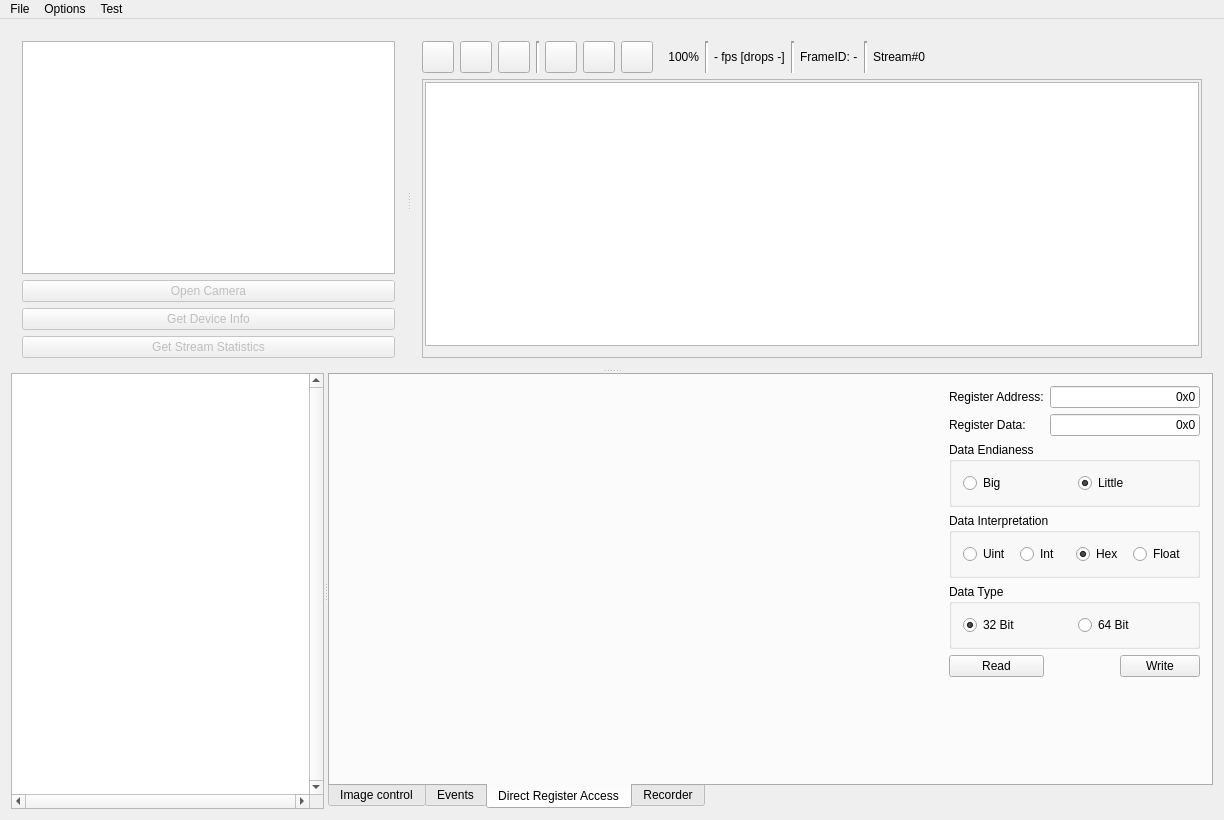
The window that Source/res/v4l2test.ui (alliedvision/V4L2Viewer) describes before a commit, drawn with Qt 5.
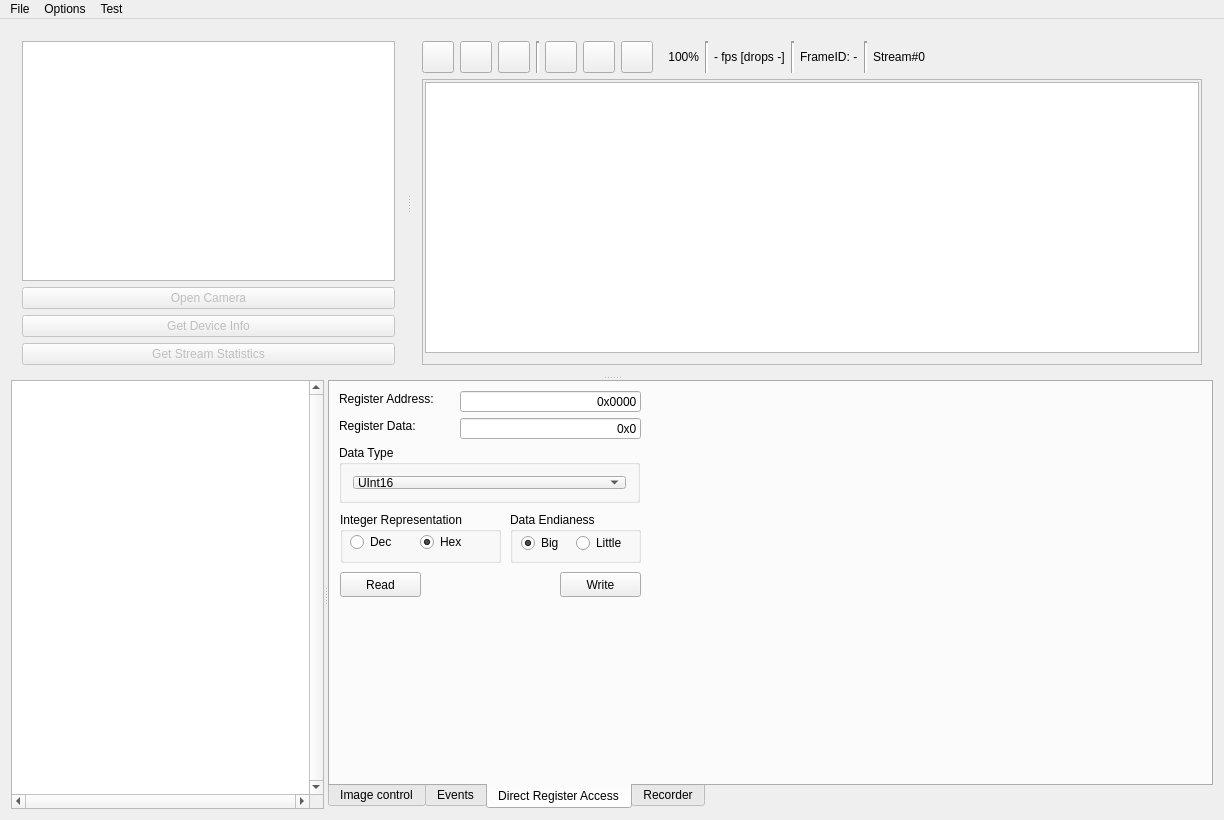
The same window after the commit. The open tabs and pages were chosen to show the change. Icons and pictures are not drawn.

Commit message: Fixed CSIGENERAL-1076: Direct register access. Extended Get Camera Info with: DeviceFirmware and Device Seriel Number

The edit to the form file:
```diff
--- a/Source/res/v4l2test.ui
+++ b/Source/res/v4l2test.ui
@@ -454,8 +454,8 @@
              <rect>
               <x>0</x>
               <y>0</y>
-              <width>834</width>
-              <height>290</height>
+              <width>825</width>
+              <height>286</height>
              </rect>
             </property>
             <layout class="QHBoxLayout" name="horizontalLayout_4">
@@ -1556,46 +1556,57 @@
          <attribute name="title">
           <string>Direct Register Access</string>
          </attribute>
-         <layout class="QGridLayout" name="gridLayout" columnstretch="0,0,0,0">
-          <item row="0" column="1">
            <widget class="QLabel" name="label_2">
+          <property name="geometry">
+           <rect>
+            <x>9</x>
+            <y>9</y>
+            <width>105</width>
+            <height>16</height>
+           </rect>
+          </property>
             <property name="text">
              <string>Register Address:</string>
             </property>
            </widget>
-          </item>
-          <item row="1" column="0">
-           <spacer name="horizontalSpacer_3">
-            <property name="orientation">
-             <enum>Qt::Horizontal</enum>
-            </property>
-            <property name="sizeHint" stdset="0">
-             <size>
-              <width>40</width>
-              <height>20</height>
-             </size>
-            </property>
-           </spacer>
-          </item>
-          <item row="1" column="1">
            <widget class="QLabel" name="label_3">
+          <property name="geometry">
+           <rect>
+            <x>9</x>
+            <y>36</y>
+            <width>86</width>
+            <height>16</height>
+           </rect>
+          </property>
             <property name="text">
              <string>Register Data:</string>
             </property>
            </widget>
-          </item>
-          <item row="0" column="2" colspan="2">
            <widget class="QLineEdit" name="m_DirectRegisterAccessAddressLineEdit">
+          <property name="geometry">
+           <rect>
+            <x>130</x>
+            <y>9</y>
+            <width>181</width>
+            <height>21</height>
+           </rect>
+          </property>
             <property name="text">
-             <string>0x0</string>
+           <string>0x0000</string>
             </property>
             <property name="alignment">
              <set>Qt::AlignRight|Qt::AlignTrailing|Qt::AlignVCenter</set>
             </property>
            </widget>
-          </item>
-          <item row="1" column="2" colspan="2">
            <widget class="QLineEdit" name="m_DirectRegisterAccessDataLineEdit">
+          <property name="geometry">
+           <rect>
+            <x>130</x>
+            <y>36</y>
+            <width>181</width>
+            <height>21</height>
+           </rect>
+          </property>
             <property name="minimumSize">
              <size>
               <width>150</width>
@@ -1609,130 +1620,192 @@
              <set>Qt::AlignRight|Qt::AlignTrailing|Qt::AlignVCenter</set>
             </property>
            </widget>
-          </item>
-          <item row="6" column="3">
-           <spacer name="verticalSpacer">
-            <property name="orientation">
-             <enum>Qt::Vertical</enum>
-            </property>
-            <property name="sizeHint" stdset="0">
-             <size>
-              <width>20</width>
-              <height>40</height>
-             </size>
-            </property>
-           </spacer>
-          </item>
-          <item row="5" column="3">
-           <widget class="QPushButton" name="m_DirectRegisterAccessWriteButton">
+         <widget class="QPushButton" name="m_DirectRegisterAccessReadButton">
+          <property name="geometry">
+           <rect>
+            <x>10</x>
+            <y>190</y>
+            <width>81</width>
+            <height>25</height>
+           </rect>
+          </property>
+          <property name="text">
+           <string>Read</string>
+          </property>
+         </widget>
+         <widget class="QGroupBox" name="groupBox_2">
+          <property name="geometry">
+           <rect>
+            <x>10</x>
+            <y>130</y>
+            <width>161</width>
+            <height>51</height>
+           </rect>
+          </property>
+          <property name="title">
+           <string>Integer Representation</string>
+          </property>
+          <widget class="QRadioButton" name="m_DataHexRadio">
+           <property name="geometry">
+            <rect>
+             <x>80</x>
+             <y>20</y>
+             <width>61</width>
+             <height>20</height>
+            </rect>
+           </property>
             <property name="text">
-             <string>Write</string>
-            </property>
-           </widget>
-          </item>
-          <item row="2" column="1" colspan="3">
+            <string>Hex</string>
+           </property>
+           <property name="checked">
+            <bool>true</bool>
+           </property>
+          </widget>
+          <widget class="QRadioButton" name="m_DataDecRadio">
+           <property name="geometry">
+            <rect>
+             <x>10</x>
+             <y>20</y>
+             <width>47</width>
+             <height>20</height>
+            </rect>
+           </property>
+           <property name="text">
+            <string>Dec</string>
+           </property>
+          </widget>
+         </widget>
            <widget class="QGroupBox" name="groupBox">
+          <property name="geometry">
+           <rect>
+            <x>180</x>
+            <y>130</y>
+            <width>131</width>
+            <height>51</height>
+           </rect>
+          </property>
             <property name="title">
              <string>Data Endianess</string>
             </property>
-            <layout class="QGridLayout" name="gridLayout_2">
-             <item row="0" column="0">
               <widget class="QRadioButton" name="m_BigEndianessRadio">
+           <property name="geometry">
+            <rect>
+             <x>11</x>
+             <y>23</y>
+             <width>49</width>
+             <height>16</height>
+            </rect>
+           </property>
                <property name="text">
                 <string>Big</string>
                </property>
                <property name="checked">
-                <bool>false</bool>
-               </property>
-              </widget>
-             </item>
-             <item row="0" column="1">
+            <bool>true</bool>
+           </property>
+          </widget>
               <widget class="QRadioButton" name="m_LittleEndianessRadio">
+           <property name="geometry">
+            <rect>
+             <x>66</x>
+             <y>23</y>
+             <width>54</width>
+             <height>16</height>
+            </rect>
+           </property>
                <property name="text">
                 <string>Little</string>
                </property>
                <property name="checked">
-                <bool>true</bool>
-               </property>
-              </widget>
-             </item>
-            </layout>
-           </widget>
-          </item>
-          <item row="5" column="1">
-           <widget class="QPushButton" name="m_DirectRegisterAccessReadButton">
-            <property name="text">
-             <string>Read</string>
-            </property>
-           </widget>
-          </item>
-          <item row="4" column="1" colspan="3">
+            <bool>false</bool>
+           </property>
+          </widget>
+         </widget>
            <widget class="QGroupBox" name="groupBox_3">
+          <property name="geometry">
+           <rect>
+            <x>9</x>
+            <y>63</y>
+            <width>301</width>
+            <height>58</height>
+           </rect>
+          </property>
             <property name="title">
              <string>Data Type</string>
             </property>
-            <layout class="QGridLayout" name="gridLayout_4">
+          <layout class="QGridLayout" name="_2">
+           <property name="sizeConstraint">
+            <enum>QLayout::SetNoConstraint</enum>
+           </property>
              <item row="0" column="0">
-              <widget class="QRadioButton" name="m_DataType32Radio">
+            <widget class="QComboBox" name="m_DataTypeCombo">
+             <property name="currentIndex">
+              <number>3</number>
+             </property>
+             <property name="insertPolicy">
+              <enum>QComboBox::NoInsert</enum>
+             </property>
+             <item>
                <property name="text">
-                <string>32 Bit</string>
-               </property>
-               <property name="checked">
-                <bool>true</bool>
-               </property>
-              </widget>
+               <string>Int8</string>
+              </property>
+             </item>
+             <item>
+              <property name="text">
+               <string>UInt8</string>
+              </property>
              </item>
-             <item row="0" column="1">
-              <widget class="QRadioButton" name="m_DataType64Radio">
+             <item>
                <property name="text">
-                <string>64 Bit</string>
-               </property>
-              </widget>
+               <string>Int16</string>
+              </property>
              </item>
-            </layout>
-           </widget>
-          </item>
-          <item row="3" column="1" colspan="3">
-           <widget class="QGroupBox" name="groupBox_2">
-            <property name="title">
-             <string>Data Interpretation</string>
-            </property>
-            <layout class="QGridLayout" name="gridLayout_3">
-             <item row="0" column="1">
-              <widget class="QRadioButton" name="m_DataIntRadio">
+             <item>
+              <property name="text">
+               <string>UInt16</string>
+              </property>
+             </item>
+             <item>
+              <property name="text">
+               <string>Int32</string>
+              </property>
+             </item>
+             <item>
                <property name="text">
-                <string>Int</string>
-               </property>
-              </widget>
+               <string>UInt32</string>
+              </property>
              </item>
-             <item row="0" column="2">
-              <widget class="QRadioButton" name="m_DataHexRadio">
+             <item>
                <property name="text">
-                <string>Hex</string>
-               </property>
-               <property name="checked">
-                <bool>true</bool>
-               </property>
-              </widget>
+               <string>Int64</string>
+              </property>
              </item>
-             <item row="0" column="3">
-              <widget class="QRadioButton" name="m_DataFloatRadio">
+             <item>
                <property name="text">
-                <string>Float</string>
-               </property>
-              </widget>
+               <string>UInt64</string>
+              </property>
              </item>
-             <item row="0" column="0">
-              <widget class="QRadioButton" name="m_DataUintRadio">
+             <item>
                <property name="text">
-                <string>Uint</string>
-               </property>
-              </widget>
+               <string>String64</string>
+              </property>
              </item>
-            </layout>
            </widget>
           </item>
          </layout>
+         </widget>
+         <widget class="QPushButton" name="m_DirectRegisterAccessWriteButton">
+          <property name="geometry">
+           <rect>
+            <x>230</x>
+            <y>190</y>
+            <width>81</width>
+            <height>25</height>
+           </rect>
+          </property>
+          <property name="text">
+           <string>Write</string>
+          </property>
+         </widget>
         </widget>
         <widget class="QWidget" name="m_RecordTab">
          <attribute name="title">
```
Left out of the diff: 4 changed lines with no effect on the pictures. Lines whose indentation alone changed are shown as unchanged. The commit also changes 3 other files.
